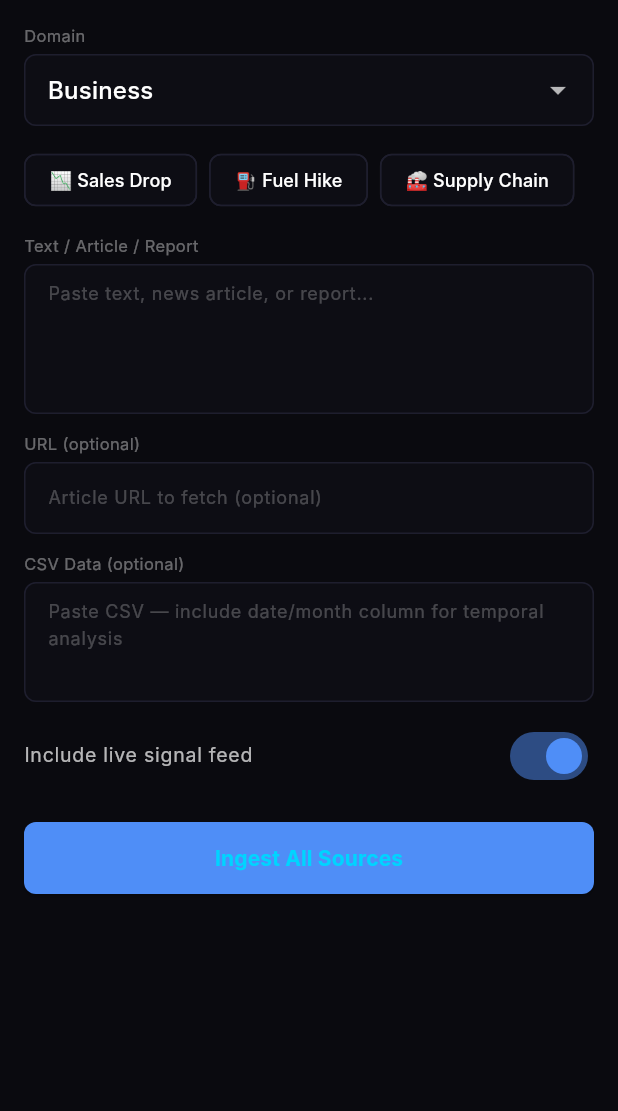
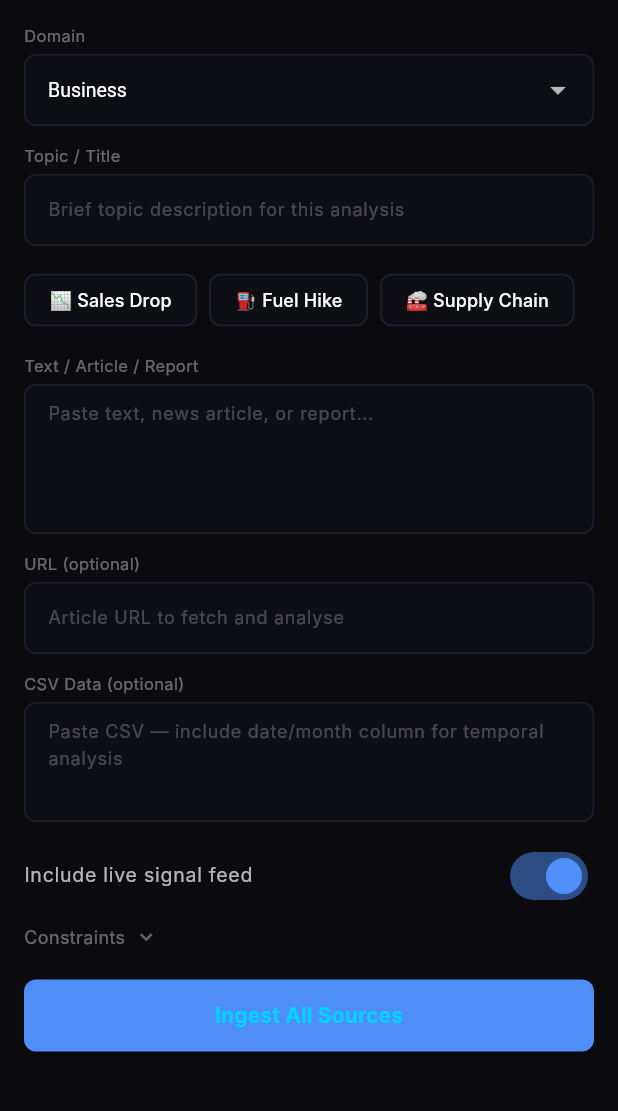
Before and after one commit to zainabraza06/InsightFlow, a Flutter app: the InputScreen screen opened directly, on a phone screen of 412 x 824 dp, the part 84-1195 px from its top. Run offline on Flutter 3.47's test engine with Material 3 defaults, Android fonts, the phone set to English and light mode, and no system bars; our stand-ins replace shared_preferences; accounts and stored records are empty; Roboto replaces fonts that are missing (Inter).

Commit message:
made mobile and web consistent
- Mobile: add topic field, constraints section (budget/urgency/staff/time),
  pass constraints through InputScreen -> DebateScreen -> ApiService.analyze()
- Mobile: domain dropdown extended to match web options
- Backend contradiction.py: apply robust raw_decode() JSON parser matching
  agents.py fix — handles prose-wrapped LLM responses in contradiction detection
- README: full rewrite — architecture diagram, 7-phase pipeline flow,
  all 27 API endpoints, feature matrix, live test results, hackathon checklist

```diff
--- a/nexus_mobile/lib/screens/debate_screen.dart
+++ b/nexus_mobile/lib/screens/debate_screen.dart
@@ -5,8 +5,9 @@ import 'execution_screen.dart';
 class DebateScreen extends StatefulWidget {
   final Map<String, dynamic> ingestData;
   final String domain;
+  final Map<String, dynamic>? constraints;
 
-  const DebateScreen({super.key, required this.ingestData, required this.domain});
+  const DebateScreen({super.key, required this.ingestData, required this.domain, this.constraints});
 
   @override
   State<DebateScreen> createState() => _DebateScreenState();
@@ -29,7 +30,7 @@ class _DebateScreenState extends State<DebateScreen> {
   Future<void> _analyze() async {
     setState(() => _analyzing = true);
     try {
-      final data = await ApiService().analyze(widget.domain);
+      final data = await ApiService().analyze(widget.domain, constraints: widget.constraints);
       if (mounted) {
         Navigator.push(context, MaterialPageRoute(
           builder: (_) => ExecutionScreen(consensusData: data, domain: widget.domain),
--- a/nexus_mobile/lib/screens/input_screen.dart
+++ b/nexus_mobile/lib/screens/input_screen.dart
@@ -7,21 +7,21 @@ const _seeds = {
     'text': 'Regional Q3 sales report: Lahore division shows 25% decline in orders. Field reps report customer churn to competitor offering 15% lower pricing on electronics.',
     'csv': 'month,orders,revenue_pkr,returns\nJuly,1200,2400000,45\nAugust,980,1960000,67\nSeptember,900,1800000,89',
     'url': '',
-    'topic': 'sales',
+    'topic': 'Sales decline Lahore Q3',
     'domain': 'Business',
   },
   'fuel': {
     'text': 'Breaking: Government announces 18% increase in petroleum prices effective immediately. Diesel up PKR 22/litre. Transport associations warn of 30% logistics cost surge.',
     'csv': 'date,diesel_pkr,transport_index,delivery_complaints\n2026-05-01,278,100,12\n2026-05-08,290,108,28\n2026-05-15,312,119,54',
     'url': '',
-    'topic': 'fuel',
+    'topic': 'Fuel price hike logistics impact',
     'domain': 'Logistics',
   },
   'supply': {
     'text': 'Port congestion at Karachi delays shipments average 12 days. Three major electronics suppliers halting production due to power rationing. Warehouse manager email says stock is fine for 6 weeks.',
     'csv': 'sku,stock_units,days_remaining,supplier_status,last_updated\nSKU-001,450,12,delayed,2026-05-10\nSKU-002,80,2,critical,2026-05-14\nSKU-003,1200,31,normal,2026-04-28',
     'url': '',
-    'topic': 'supply',
+    'topic': 'Supply chain disruption Karachi port',
     'domain': 'Logistics',
   },
 };
@@ -34,26 +34,56 @@ class InputScreen extends StatefulWidget {
 }
 
 class _InputScreenState extends State<InputScreen> {
-  final _textCtrl = TextEditingController();
-  final _urlCtrl = TextEditingController();
-  final _csvCtrl = TextEditingController();
-  String _domain = 'Business';
-  String _topic = '';
-  bool _includeFeed = true;
-  bool _loading = false;
+  final _textCtrl  = TextEditingController();
+  final _urlCtrl   = TextEditingController();
+  final _csvCtrl   = TextEditingController();
+  final _topicCtrl = TextEditingController();
+
+  String _domain      = 'Business';
+  bool   _includeFeed = true;
+  bool   _loading     = false;
+  bool   _showConstraints = false;
+
+  // Constraints
+  String _budget    = '500000';
+  String _timeHours = '4';
+  String _staff     = '3';
+  String _urgency   = 'medium';
+
+  @override
+  void dispose() {
+    _textCtrl.dispose();
+    _urlCtrl.dispose();
+    _csvCtrl.dispose();
+    _topicCtrl.dispose();
+    super.dispose();
+  }
 
   void _loadSeed(String key) {
     final s = _seeds[key]!;
     setState(() {
-      _textCtrl.text = s['text']!;
-      _urlCtrl.text = s['url']!;
-      _csvCtrl.text = s['csv']!;
-      _topic = s['topic']!;
-      _domain = s['domain']!;
+      _textCtrl.text  = s['text']!;
+      _urlCtrl.text   = s['url']!;
+      _csvCtrl.text   = s['csv']!;
+      _topicCtrl.text = s['topic']!;
+      _domain         = s['domain']!;
     });
   }
 
+  Map<String, dynamic> get _constraints => {
+    'budget_pkr': int.tryParse(_budget) ?? 500000,
+    'max_response_time_hours': int.tryParse(_timeHours) ?? 4,
+    'available_staff': int.tryParse(_staff) ?? 3,
+    'urgency': _urgency,
+  };
+
   Future<void> _ingest() async {
+    if (_textCtrl.text.trim().isEmpty && _urlCtrl.text.trim().isEmpty && _csvCtrl.text.trim().isEmpty) {
+      ScaffoldMessenger.of(context).showSnackBar(
+        const SnackBar(content: Text('Enter at least one source (text, URL, or CSV)')),
+      );
+      return;
+    }
     setState(() => _loading = true);
     showDialog(
       context: context,
@@ -69,17 +99,21 @@ class _InputScreenState extends State<InputScreen> {
     );
     try {
       final data = await ApiService().ingest(
-        text: _textCtrl.text,
-        url: _urlCtrl.text,
-        csvData: _csvCtrl.text,
-        domain: _domain,
-        topic: _topic,
+        text:        _textCtrl.text,
+        url:         _urlCtrl.text,
+        csvData:     _csvCtrl.text,
+        domain:      _domain,
+        topic:       _topicCtrl.text,
         includeFeed: _includeFeed,
       );
       if (mounted) {
         Navigator.of(context).pop();
         Navigator.push(context, MaterialPageRoute(
-          builder: (_) => DebateScreen(ingestData: data, domain: _domain),
+          builder: (_) => DebateScreen(
+            ingestData:  data,
+            domain:      _domain,
+            constraints: _constraints,
+          ),
         ));
       }
     } catch (e) {
@@ -94,6 +128,7 @@ class _InputScreenState extends State<InputScreen> {
   @override
   Widget build(BuildContext context) {
     return Scaffold(
+      backgroundColor: const Color(0xFF0a0a0f),
       appBar: AppBar(
         backgroundColor: const Color(0xFF0d0d14),
         title: const Column(
@@ -105,46 +140,68 @@ class _InputScreenState extends State<InputScreen> {
         ),
       ),
       body: ListView(padding: const EdgeInsets.all(16), children: [
+        // Domain
         _label('Domain'),
         DropdownButtonFormField<String>(
           value: _domain,
           dropdownColor: const Color(0xFF111118),
+          style: const TextStyle(color: Colors.white, fontSize: 13),
           decoration: _inputDecoration(),
-          items: ['Business', 'Policy', 'Logistics', 'Finance', 'News']
+          items: ['Business', 'Policy', 'Logistics', 'Finance', 'News', 'Supply Chain', 'Healthcare']
               .map((d) => DropdownMenuItem(value: d, child: Text(d)))
               .toList(),
           onChanged: (v) => setState(() => _domain = v!),
         ),
         const SizedBox(height: 12),
+
+        // Topic
+        _label('Topic / Title'),
+        TextFormField(
+          controller: _topicCtrl,
+          style: const TextStyle(fontSize: 13, color: Colors.white),
+          decoration: _inputDecoration(hint: 'Brief topic description for this analysis'),
+        ),
+        const SizedBox(height: 12),
+
+        // Quick seeds
         Wrap(spacing: 8, children: [
-          _seedChip('📉 Sales Drop', () => _loadSeed('sales')),
-          _seedChip('⛽ Fuel Hike', () => _loadSeed('fuel')),
-          _seedChip('🏭 Supply Chain', () => _loadSeed('supply')),
+          _seedChip('📉 Sales Drop',    () => _loadSeed('sales')),
+          _seedChip('⛽ Fuel Hike',     () => _loadSeed('fuel')),
+          _seedChip('🏭 Supply Chain',  () => _loadSeed('supply')),
         ]),
         const SizedBox(height: 12),
+
+        // Text source
         _label('Text / Article / Report'),
         TextFormField(
           controller: _textCtrl,
           maxLines: 4,
-          style: const TextStyle(fontSize: 13),
+          style: const TextStyle(fontSize: 13, color: Colors.white),
           decoration: _inputDecoration(hint: 'Paste text, news article, or report...'),
         ),
         const SizedBox(height: 12),
+
+        // URL source
         _label('URL (optional)'),
         TextFormField(
           controller: _urlCtrl,
-          decoration: _inputDecoration(hint: 'Article URL to fetch (optional)'),
-          style: const TextStyle(fontSize: 13),
+          style: const TextStyle(fontSize: 13, color: Colors.white),
+          decoration: _inputDecoration(hint: 'Article URL to fetch and analyse'),
+          keyboardType: TextInputType.url,
         ),
         const SizedBox(height: 12),
+
+        // CSV source
         _label('CSV Data (optional)'),
         TextFormField(
           controller: _csvCtrl,
           maxLines: 3,
-          style: const TextStyle(fontSize: 13),
+          style: const TextStyle(fontSize: 13, color: Colors.white),
           decoration: _inputDecoration(hint: 'Paste CSV — include date/month column for temporal analysis'),
         ),
         const SizedBox(height: 8),
+
+        // Live feed toggle
         SwitchListTile(
           value: _includeFeed,
           onChanged: (v) => setState(() => _includeFeed = v),
@@ -152,7 +209,50 @@ class _InputScreenState extends State<InputScreen> {
           activeColor: const Color(0xFF4f8ef7),
           contentPadding: EdgeInsets.zero,
         ),
-        const SizedBox(height: 16),
+        const SizedBox(height: 4),
+
+        // Constraints toggle
+        GestureDetector(
+          onTap: () => setState(() => _showConstraints = !_showConstraints),
+          child: Row(children: [
+            const Text('Constraints', style: TextStyle(fontSize: 12, color: Colors.white38)),
+            const SizedBox(width: 6),
+            Icon(_showConstraints ? Icons.expand_less : Icons.expand_more,
+                size: 16, color: Colors.white38),
+          ]),
+        ),
+
+        if (_showConstraints) ...[
+          const SizedBox(height: 10),
+          Row(children: [
+            Expanded(child: _constraintField('Budget (PKR)', _budget,
+                (v) => setState(() => _budget = v), TextInputType.number)),
+            const SizedBox(width: 10),
+            Expanded(child: _constraintField('Max Hours', _timeHours,
+                (v) => setState(() => _timeHours = v), TextInputType.number)),
+          ]),
+          const SizedBox(height: 8),
+          Row(children: [
+            Expanded(child: _constraintField('Staff', _staff,
+                (v) => setState(() => _staff = v), TextInputType.number)),
+            const SizedBox(width: 10),
+            Expanded(child: Column(crossAxisAlignment: CrossAxisAlignment.start, children: [
+              _label('Urgency'),
+              DropdownButtonFormField<String>(
+                value: _urgency,
+                dropdownColor: const Color(0xFF111118),
+                style: const TextStyle(color: Colors.white, fontSize: 12),
+                decoration: _inputDecoration(),
+                items: ['low', 'medium', 'high', 'critical']
+                    .map((u) => DropdownMenuItem(value: u, child: Text(u)))
+                    .toList(),
+                onChanged: (v) => setState(() => _urgency = v!),
+              ),
+            ])),
+          ]),
+        ],
+
+        const SizedBox(height: 20),
         SizedBox(
           width: double.infinity,
           child: ElevatedButton(
@@ -165,8 +265,22 @@ class _InputScreenState extends State<InputScreen> {
             child: const Text('Ingest All Sources', style: TextStyle(fontWeight: FontWeight.bold)),
           ),
         ),
+        const SizedBox(height: 24),
       ]),
     );
+  }
+
+  Widget _constraintField(String label, String val, void Function(String) onChanged, TextInputType keyboardType) {
+    return Column(crossAxisAlignment: CrossAxisAlignment.start, children: [
+      _label(label),
+      TextFormField(
+        initialValue: val,
+        onChanged: onChanged,
+        keyboardType: keyboardType,
+        style: const TextStyle(fontSize: 12, color: Colors.white),
+        decoration: _inputDecoration(),
+      ),
+    ]);
   }
 
   Widget _seedChip(String label, VoidCallback onTap) => ActionChip(
--- a/nexus_mobile/lib/services/api_service.dart
+++ b/nexus_mobile/lib/services/api_service.dart
@@ -26,10 +26,12 @@ class ApiService {
     return jsonDecode(body) as Map<String, dynamic>;
   }
 
-  Future<Map<String, dynamic>> analyze(String domain) async {
+  Future<Map<String, dynamic>> analyze(String domain, {Map<String, dynamic>? constraints}) async {
     final headers = await AuthService.authHeaders();
+    final body = <String, dynamic>{'domain': domain};
+    if (constraints != null) body['constraints'] = constraints;
     final res = await http.post(Uri.parse('${AppConfig.baseUrl}/analyze'),
-        headers: headers, body: jsonEncode({'domain': domain}));
+        headers: headers, body: jsonEncode(body));
     return jsonDecode(res.body) as Map<String, dynamic>;
   }
 
```
Also changed, not shown: 1 other file.
